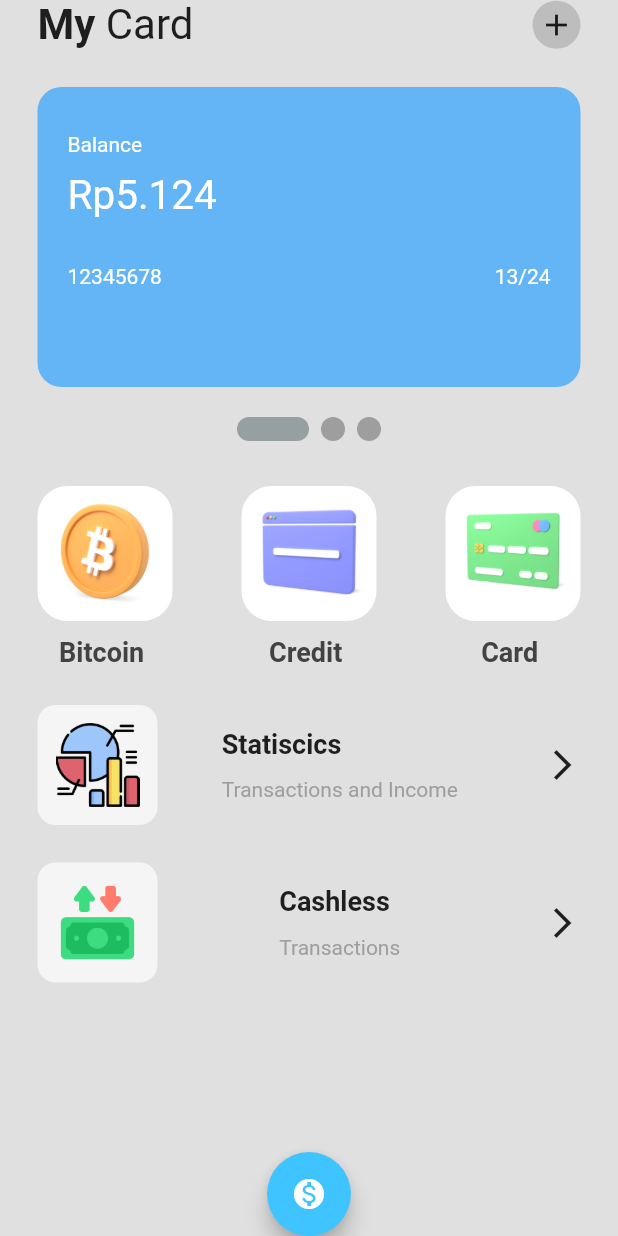
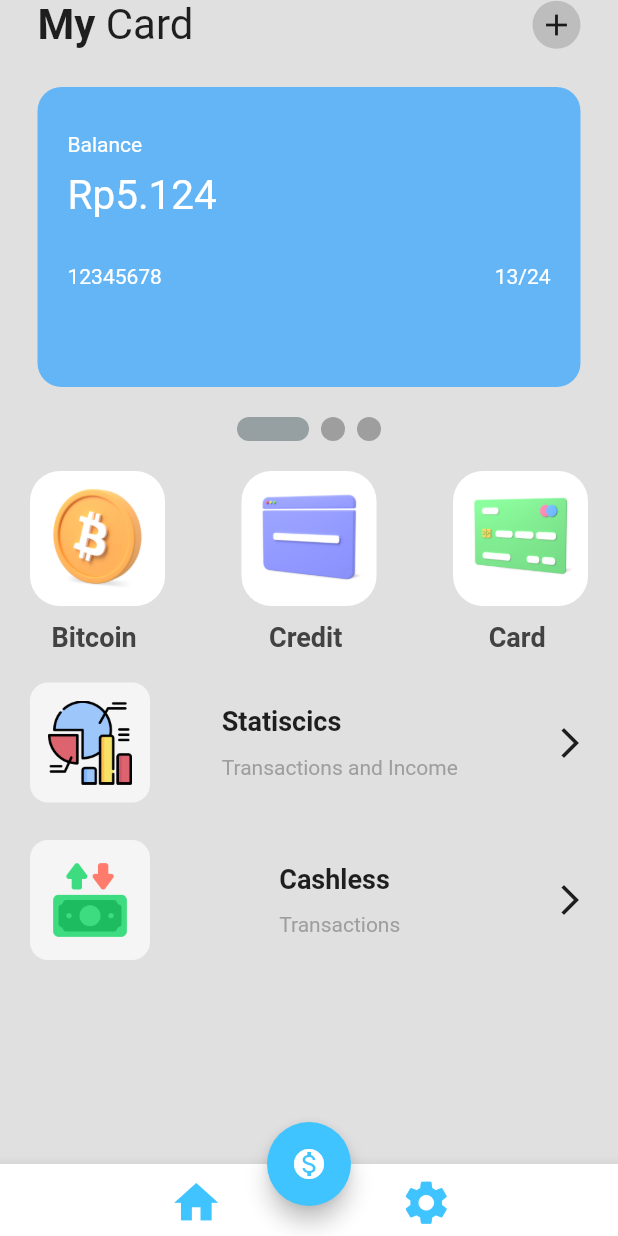
Before and after one commit to caspertrack69/WalletAppUI, a Flutter app: the screen it shows after launch, on a phone screen of 412 x 824 dp. Run offline on Flutter 3.47's test engine with Material 2 defaults, Android fonts, the phone set to English and light mode, and no system bars; drawn by our look-alikes of smooth_page_indicator.

Commit message:
add button home page

```diff
--- a/lib/pages/home_page.dart
+++ b/lib/pages/home_page.dart
@@ -26,7 +26,27 @@ class _HomePageState extends State<HomePage> {
         child: Icon(Icons.monetization_on_sharp),
       ),
       floatingActionButtonLocation: FloatingActionButtonLocation.centerDocked,
-      bottomNavigationBar: BottomAppBar(),
+      bottomNavigationBar: BottomAppBar(
+        child: Row(
+          mainAxisAlignment: MainAxisAlignment.spaceEvenly,
+          children: [
+            IconButton(
+                onPressed: () {},
+                icon: Icon(
+                  Icons.home,
+                  size: 35,
+                  color: Colors.lightBlueAccent,
+                )),
+            IconButton(
+                onPressed: () {},
+                icon: Icon(
+                  Icons.settings,
+                  size: 35,
+                  color: Colors.lightBlueAccent,
+                )),
+          ],
+        ),
+      ),
       body: SafeArea(
         child: Column(
           children: [
@@ -104,10 +124,10 @@ class _HomePageState extends State<HomePage> {
                   activeDotColor: Color.fromARGB(255, 150, 159, 161)),
             ),
             SizedBox(
-              height: 30,
+              height: 20,
             ),
             Padding(
-              padding: const EdgeInsets.symmetric(horizontal: 25.0),
+              padding: const EdgeInsets.symmetric(horizontal: 20.0),
               child: Row(
                 mainAxisAlignment: MainAxisAlignment.spaceBetween,
                 children: [
@@ -132,7 +152,7 @@ class _HomePageState extends State<HomePage> {
 
             //transaksi statik
             Padding(
-              padding: const EdgeInsets.all(25.0),
+              padding: const EdgeInsets.all(20.0),
               child: Column(
                 children: [
                   //icon
```
